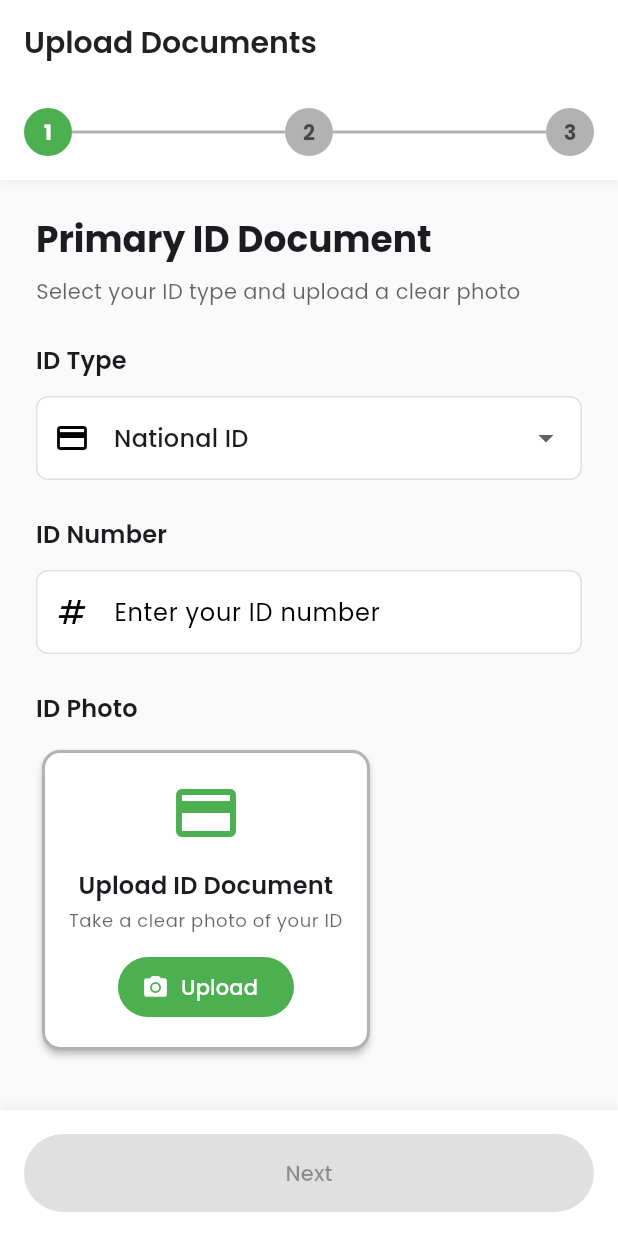
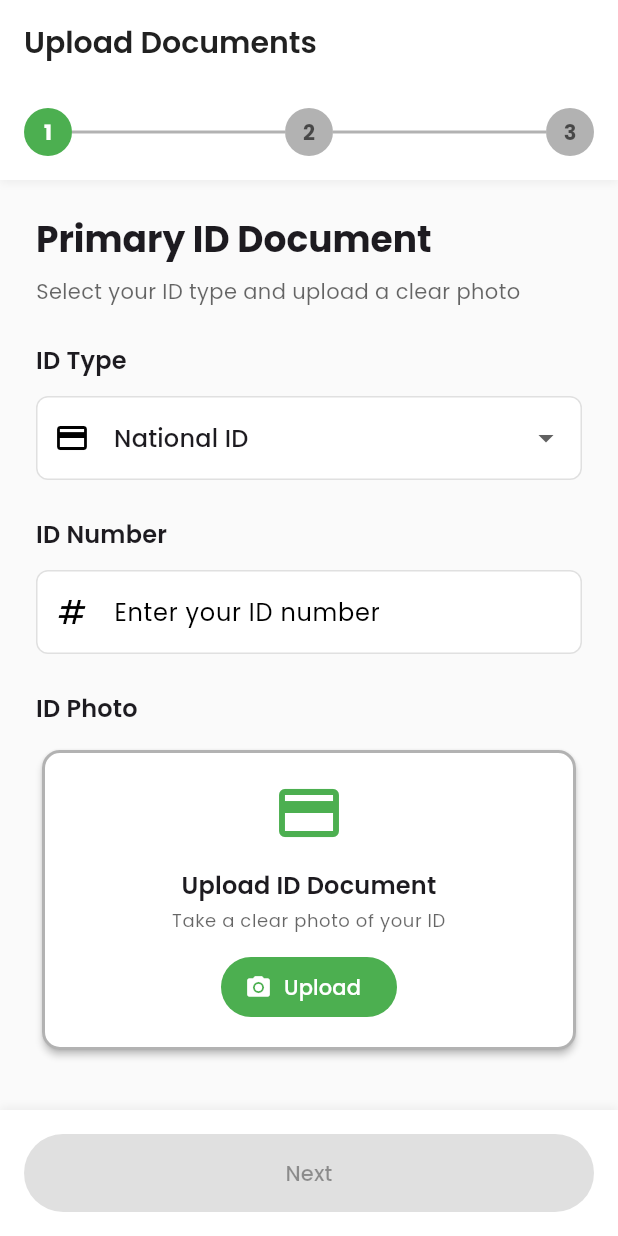
Before and after one commit to aimsahorizon/autobid-flutter, a Flutter app: the KycUploadScreen screen opened by its route, on a phone screen of 412 x 824 dp. Run offline on Flutter 3.47's test engine with Material 3 defaults, Android fonts, the phone set to English and light mode, and no system bars; our stand-ins replace cached_network_image, flutter_riverpod, freezed_annotation, go_router, google_fonts, image_picker and 1 more; generated files the repository leaves out were written again; network calls fail.

Commit message:
update: set image upload component width to double infinity to fit full screen

```diff
--- a/lib/presentation/widgets/image_upload_card.dart
+++ b/lib/presentation/widgets/image_upload_card.dart
@@ -52,8 +52,11 @@ class ImageUploadCard extends StatelessWidget {
   Widget _buildUploadPrompt(BuildContext context) {
     final colorScheme = Theme.of(context).colorScheme;
 
-    return Column(
+    return SizedBox(
+      width: double.infinity,
+      child: Column(
         crossAxisAlignment: CrossAxisAlignment.center,
+        mainAxisSize: MainAxisSize.min,
         children: [
           Icon(
             icon,
@@ -83,6 +86,7 @@ class ImageUploadCard extends StatelessWidget {
             label: const Text('Upload'),
           ),
         ],
+      ),
     );
   }
 
```
Lines whose indentation alone changed are shown as unchanged.
